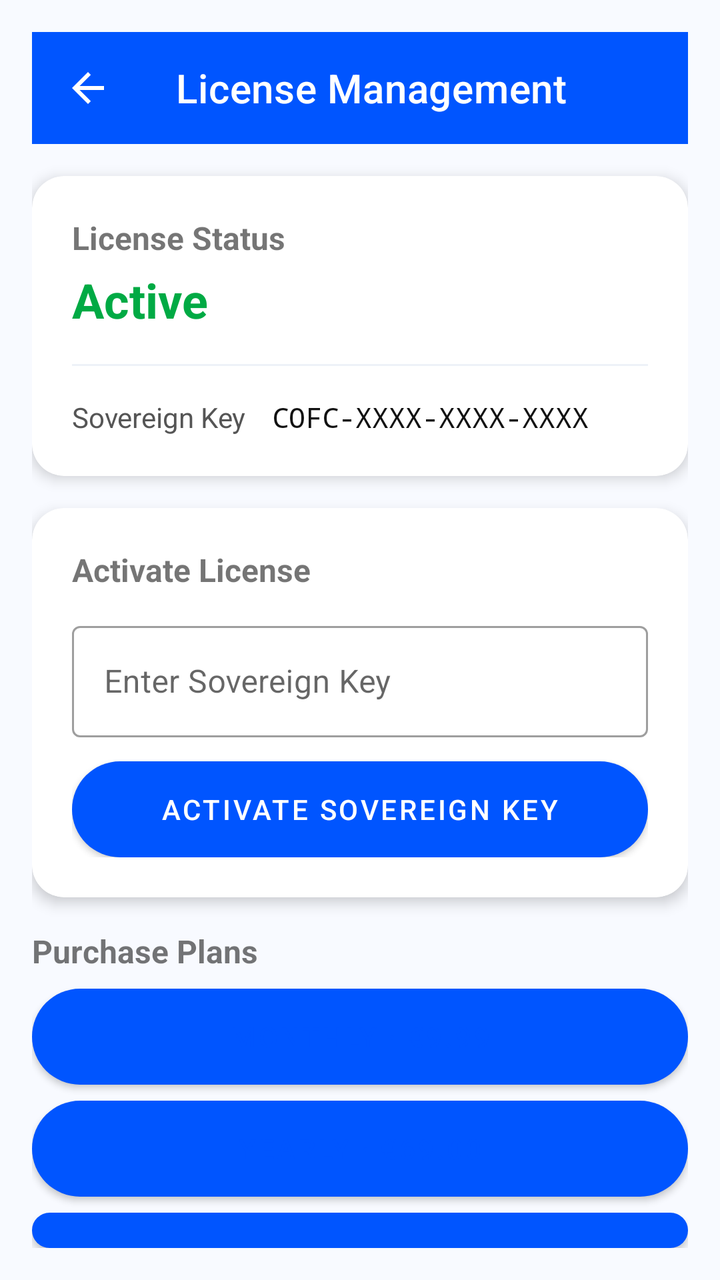
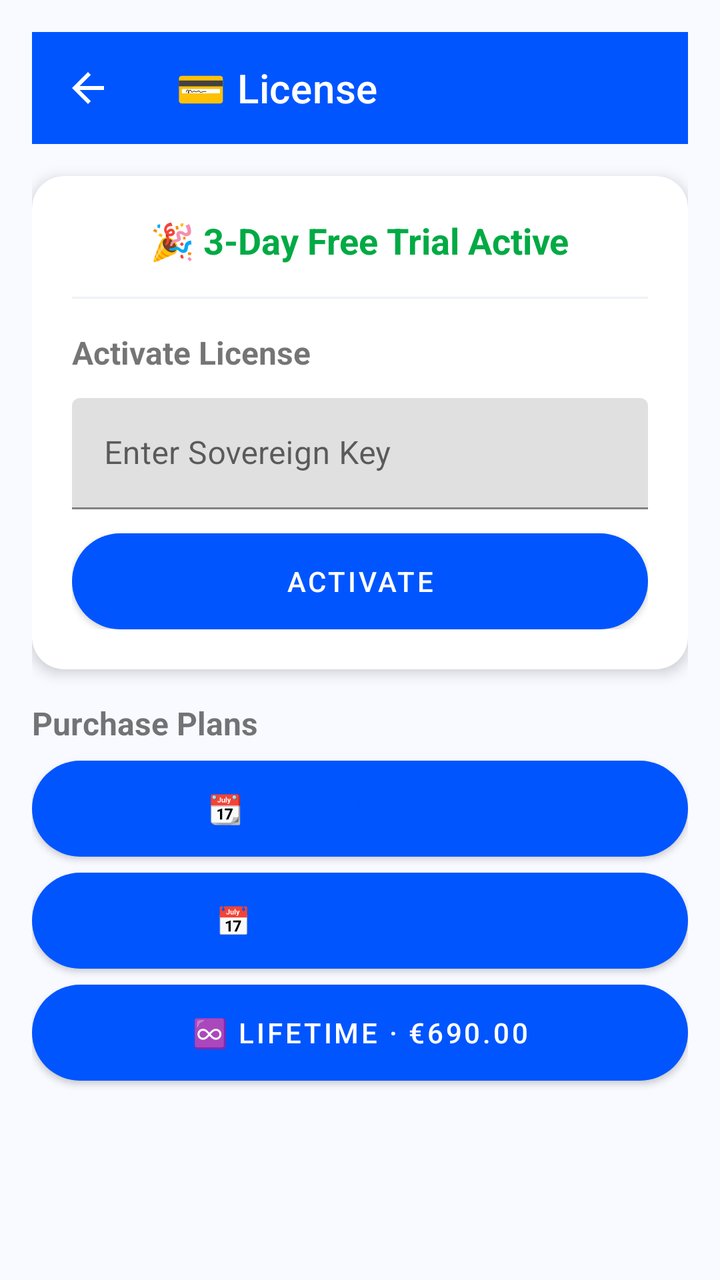

The first picture is an Android layout as it rendered before a commit; the second is the same layout after the commit. The layout source and the unified diff follow.
<!-- AndroidManifest.xml: activity theme Theme.COFCGuard -->
<!-- res/layout/activity_license.xml -->
<?xml version="1.0" encoding="utf-8"?>
<LinearLayout xmlns:android="http://schemas.android.com/apk/res/android"
    xmlns:app="http://schemas.android.com/apk/res-auto"
    android:layout_width="match_parent"
    android:layout_height="match_parent"
    android:orientation="vertical"
    android:background="#F8FAFF"
    android:padding="16dp">

    <com.google.android.material.appbar.MaterialToolbar
        android:layout_width="match_parent"
        android:layout_height="?attr/actionBarSize"
        android:background="#0055FF"
        android:theme="@style/ThemeOverlay.AppCompat.Dark.ActionBar"
        app:title="@string/license_title"
        app:navigationIcon="@drawable/ic_back" />

    
    <com.google.android.material.card.MaterialCardView
        android:layout_width="match_parent"
        android:layout_height="wrap_content"
        app:cardCornerRadius="16dp"
        app:cardElevation="4dp"
        app:cardBackgroundColor="#FFFFFF"
        android:layout_marginTop="16dp">

        <LinearLayout
            android:layout_width="match_parent"
            android:layout_height="wrap_content"
            android:orientation="vertical"
            android:padding="20dp">

            <TextView
                android:layout_width="wrap_content"
                android:layout_height="wrap_content"
                android:text="License Status"
                android:textSize="16sp"
                android:textStyle="bold" />

            <TextView
                android:id="@+id/licenseStatusTextView"
                android:layout_width="wrap_content"
                android:layout_height="wrap_content"
                android:text="Active"
                android:textColor="#00AA44"
                android:textSize="24sp"
                android:textStyle="bold"
                android:layout_marginTop="4dp" />

            <View
                android:layout_width="match_parent"
                android:layout_height="1dp"
                android:background="#EEF2F8"
                android:layout_marginVertical="16dp" />

            <LinearLayout
                android:layout_width="match_parent"
                android:layout_height="wrap_content"
                android:orientation="horizontal">

                <TextView
                    android:layout_width="100dp"
                    android:layout_height="wrap_content"
                    android:text="@string/license_key"
                    android:textColor="#555555" />

                <TextView
                    android:id="@+id/licenseKeyTextView"
                    android:layout_width="0dp"
                    android:layout_height="wrap_content"
                    android:layout_weight="1"
                    android:text="COFC-XXXX-XXXX-XXXX"
                    android:textColor="#111111"
                    android:fontFamily="monospace" />

            </LinearLayout>

        </LinearLayout>
    </com.google.android.material.card.MaterialCardView>

    
    <com.google.android.material.card.MaterialCardView
        android:layout_width="match_parent"
        android:layout_height="wrap_content"
        app:cardCornerRadius="16dp"
        app:cardElevation="4dp"
        app:cardBackgroundColor="#FFFFFF"
        android:layout_marginTop="16dp">

        <LinearLayout
            android:layout_width="match_parent"
            android:layout_height="wrap_content"
            android:orientation="vertical"
            android:padding="20dp">

            <TextView
                android:layout_width="wrap_content"
                android:layout_height="wrap_content"
                android:text="Activate License"
                android:textSize="16sp"
                android:textStyle="bold" />

            <com.google.android.material.textfield.TextInputLayout
                android:layout_width="match_parent"
                android:layout_height="wrap_content"
                android:layout_marginTop="12dp"
                style="@style/Widget.MaterialComponents.TextInputLayout.OutlinedBox">

                <com.google.android.material.textfield.TextInputEditText
                    android:id="@+id/licenseInputEditText"
                    android:layout_width="match_parent"
                    android:layout_height="wrap_content"
                    android:hint="@string/license_enter_key"
                    android:inputType="text" />

            </com.google.android.material.textfield.TextInputLayout>

            <Button
                android:id="@+id/activateButton"
                android:layout_width="match_parent"
                android:layout_height="wrap_content"
                android:text="@string/license_activate"
                style="@style/Widget.COFCGuard.Button"
                android:layout_marginTop="12dp" />

        </LinearLayout>
    </com.google.android.material.card.MaterialCardView>

    
    <TextView
        android:layout_width="wrap_content"
        android:layout_height="wrap_content"
        android:text="Purchase Plans"
        android:textSize="16sp"
        android:textStyle="bold"
        android:layout_marginTop="16dp"
        android:layout_marginBottom="8dp" />

    
    <Button
        android:id="@+id/monthlyButton"
        android:layout_width="match_parent"
        android:layout_height="wrap_content"
        android:text="Monthly · €9.99"
        style="@style/Widget.COFCGuard.Button"
        android:backgroundTint="#F8FAFF"
        android:textColor="#0055FF"
        android:layout_marginBottom="8dp" />

    
    <Button
        android:id="@+id/yearlyButton"
        android:layout_width="match_parent"
        android:layout_height="wrap_content"
        android:text="Yearly · €69.00"
        style="@style/Widget.COFCGuard.Button"
        android:backgroundTint="#F8FAFF"
        android:textColor="#0055FF"
        android:layout_marginBottom="8dp" />

    
    <Button
        android:id="@+id/lifetimeButton"
        android:layout_width="match_parent"
        android:layout_height="wrap_content"
        android:text="♾️ Lifetime · €690.00"
        style="@style/Widget.COFCGuard.Button"
        android:backgroundTint="#0055FF"
        android:textColor="#FFFFFF" />

</LinearLayout>
<!-- resources referenced by this layout -->
<resources>
  <!-- drawable ic_back (drawable) -->
  <?xml version="1.0" encoding="utf-8"?>
  <vector xmlns:android="http://schemas.android.com/apk/res/android"
      android:width="24dp"
      android:height="24dp"
      android:viewportWidth="24"
      android:viewportHeight="24">
      <path
          android:fillColor="#FFFFFF"
          android:pathData="M20,11H7.83l5.59,-5.59L12,4l-8,8 8,8 1.41,-1.41L7.83,13H20v-2z"/>
  </vector>
  <string name="license_activate">Activate Sovereign Key</string>
  <string name="license_enter_key">Enter Sovereign Key</string>
  <string name="license_key">Sovereign Key</string>
  <string name="license_title">License Management</string>
  <style name="Widget.COFCGuard.Button" parent="Widget.MaterialComponents.Button">
          <item name="android:background">@drawable/button_primary</item>
          <item name="android:textColor">#FFFFFF</item>
          <item name="android:textSize">14sp</item>
          <item name="android:paddingStart">24dp</item>
          <item name="android:paddingEnd">24dp</item>
          <item name="android:paddingTop">12dp</item>
          <item name="android:paddingBottom">12dp</item>
          <item name="cornerRadius">100dp</item>
          <item name="elevation">2dp</item>
      </style>
  <style name="Theme.COFCGuard" parent="Theme.MaterialComponents.DayNight.NoActionBar">
          <item name="colorPrimary">#0055FF</item>
          <item name="colorPrimaryVariant">#003DCC</item>
          <item name="colorOnPrimary">#FFFFFF</item>
          <item name="colorSecondary">#00AA44</item>
          <item name="colorSecondaryVariant">#008833</item>
          <item name="colorOnSecondary">#FFFFFF</item>
          <item name="android:windowBackground">#FFFFFF</item>
          <item name="android:statusBarColor">#0055FF</item>
          <item name="android:windowLightStatusBar">false</item>
          <item name="android:navigationBarColor">#FFFFFF</item>
          <item name="android:windowLightNavigationBar">true</item>
          <item name="materialButtonStyle">@style/Widget.COFCGuard.Button</item>
      </style>
  <!-- drawable button_primary (drawable) -->
  <?xml version="1.0" encoding="utf-8"?>
  <selector xmlns:android="http://schemas.android.com/apk/res/android">
      <item android:state_enabled="true" android:state_pressed="false">
          <shape android:shape="rectangle">
              <gradient android:startColor="@color/primary" android:endColor="@color/primary_dark" android:angle="0" />
              <corners android:radius="100dp" />
              <solid android:color="@color/primary" />
          </shape>
      </item>
      <item android:state_enabled="true" android:state_pressed="true">
          <shape android:shape="rectangle">
              <gradient android:startColor="@color/primary_dark" android:endColor="@color/primary" android:angle="0" />
              <corners android:radius="100dp" />
              <solid android:color="@color/primary_dark" />
          </shape>
      </item>
      <item android:state_enabled="false">
          <shape android:shape="rectangle">
              <solid android:color="@color/text_tertiary" />
              <corners android:radius="100dp" />
          </shape>
      </item>
  </selector>
  <color name="primary">#0055FF</color>
  <color name="primary_dark">#003DCC</color>
  <color name="text_tertiary">#888888</color>
</resources>

<!-- the commit's change to res/layout/activity_license.xml (unified diff, before → after) -->
@@ -12,10 +12,9 @@
         android:layout_height="?attr/actionBarSize"
         android:background="#0055FF"
         android:theme="@style/ThemeOverlay.AppCompat.Dark.ActionBar"
-        app:title="@string/license_title"
+        app:title="💳 License"
         app:navigationIcon="@drawable/ic_back" />
 
-    
     <com.google.android.material.card.MaterialCardView
         android:layout_width="match_parent"
         android:layout_height="wrap_content"
@@ -31,67 +30,20 @@
             android:padding="20dp">
 
             <TextView
+                android:id="@+id/trialStatus"
                 android:layout_width="wrap_content"
                 android:layout_height="wrap_content"
-                android:text="License Status"
-                android:textSize="16sp"
-                android:textStyle="bold" />
-
-            <TextView
-                android:id="@+id/licenseStatusTextView"
-                android:layout_width="wrap_content"
-                android:layout_height="wrap_content"
-                android:text="Active"
+                android:text="🎉 3-Day Free Trial Active"
+                android:textSize="18sp"
+                android:textStyle="bold"
                 android:textColor="#00AA44"
-                android:textSize="24sp"
-                android:textStyle="bold"
-                android:layout_marginTop="4dp" />
+                android:layout_gravity="center" />
 
             <View
                 android:layout_width="match_parent"
                 android:layout_height="1dp"
                 android:background="#EEF2F8"
                 android:layout_marginVertical="16dp" />
-
-            <LinearLayout
-                android:layout_width="match_parent"
-                android:layout_height="wrap_content"
-                android:orientation="horizontal">
-
-                <TextView
-                    android:layout_width="100dp"
-                    android:layout_height="wrap_content"
-                    android:text="@string/license_key"
-                    android:textColor="#555555" />
-
-                <TextView
-                    android:id="@+id/licenseKeyTextView"
-                    android:layout_width="0dp"
-                    android:layout_height="wrap_content"
-                    android:layout_weight="1"
-                    android:text="COFC-XXXX-XXXX-XXXX"
-                    android:textColor="#111111"
-                    android:fontFamily="monospace" />
-
-            </LinearLayout>
-
-        </LinearLayout>
-    </com.google.android.material.card.MaterialCardView>
-
-    
-    <com.google.android.material.card.MaterialCardView
-        android:layout_width="match_parent"
-        android:layout_height="wrap_content"
-        app:cardCornerRadius="16dp"
-        app:cardElevation="4dp"
-        app:cardBackgroundColor="#FFFFFF"
-        android:layout_marginTop="16dp">
-
-        <LinearLayout
-            android:layout_width="match_parent"
-            android:layout_height="wrap_content"
-            android:orientation="vertical"
-            android:padding="20dp">
 
             <TextView
                 android:layout_width="wrap_content"
@@ -103,14 +55,13 @@
             <com.google.android.material.textfield.TextInputLayout
                 android:layout_width="match_parent"
                 android:layout_height="wrap_content"
-                android:layout_marginTop="12dp"
-                style="@style/Widget.MaterialComponents.TextInputLayout.OutlinedBox">
+                android:layout_marginTop="12dp">
 
                 <com.google.android.material.textfield.TextInputEditText
                     android:id="@+id/licenseInputEditText"
                     android:layout_width="match_parent"
                     android:layout_height="wrap_content"
-                    android:hint="@string/license_enter_key"
+                    android:hint="Enter Sovereign Key"
                     android:inputType="text" />
 
             </com.google.android.material.textfield.TextInputLayout>
@@ -119,46 +70,41 @@
                 android:id="@+id/activateButton"
                 android:layout_width="match_parent"
                 android:layout_height="wrap_content"
-                android:text="@string/license_activate"
+                android:text="Activate"
                 style="@style/Widget.COFCGuard.Button"
                 android:layout_marginTop="12dp" />
 
         </LinearLayout>
     </com.google.android.material.card.MaterialCardView>
 
-    
     <TextView
         android:layout_width="wrap_content"
         android:layout_height="wrap_content"
         android:text="Purchase Plans"
         android:textSize="16sp"
         android:textStyle="bold"
-        android:layout_marginTop="16dp"
-        android:layout_marginBottom="8dp" />
+        android:layout_marginTop="16dp" />
 
-    
     <Button
         android:id="@+id/monthlyButton"
         android:layout_width="match_parent"
         android:layout_height="wrap_content"
-        android:text="Monthly · €9.99"
+        android:text="📆 Monthly · €9.99"
         style="@style/Widget.COFCGuard.Button"
         android:backgroundTint="#F8FAFF"
         android:textColor="#0055FF"
-        android:layout_marginBottom="8dp" />
+        android:layout_marginTop="8dp" />
 
-    
     <Button
         android:id="@+id/yearlyButton"
         android:layout_width="match_parent"
         android:layout_height="wrap_content"
-        android:text="Yearly · €69.00"
+        android:text="📅 Yearly · €69.00"
         style="@style/Widget.COFCGuard.Button"
         android:backgroundTint="#F8FAFF"
         android:textColor="#0055FF"
-        android:layout_marginBottom="8dp" />
+        android:layout_marginTop="8dp" />
 
-    
     <Button
         android:id="@+id/lifetimeButton"
         android:layout_width="match_parent"
@@ -166,6 +112,7 @@
         android:text="♾️ Lifetime · €690.00"
         style="@style/Widget.COFCGuard.Button"
         android:backgroundTint="#0055FF"
-        android:textColor="#FFFFFF" />
+        android:textColor="#FFFFFF"
+        android:layout_marginTop="8dp" />
 
 </LinearLayout>
<!-- resource entries referenced after the edit -->
@@ -11,10 +11,6 @@
           android:fillColor="#FFFFFF"
           android:pathData="M20,11H7.83l5.59,-5.59L12,4l-8,8 8,8 1.41,-1.41L7.83,13H20v-2z"/>
   </vector>
-  <string name="license_activate">Activate Sovereign Key</string>
-  <string name="license_enter_key">Enter Sovereign Key</string>
-  <string name="license_key">Sovereign Key</string>
-  <string name="license_title">License Management</string>
   <style name="Widget.COFCGuard.Button" parent="Widget.MaterialComponents.Button">
           <item name="android:background">@drawable/button_primary</item>
           <item name="android:textColor">#FFFFFF</item>
